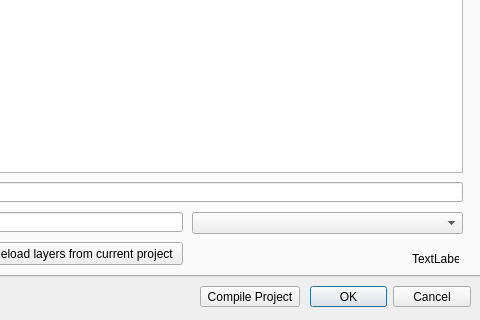
The window that potreecraft_dialog_base.ui (ThomasFarmer/PotreeCraft) describes before a commit, drawn with Qt 5; both pictures show x 400 to 880 and y 194 to 514 of the 880 by 514 pixel window.
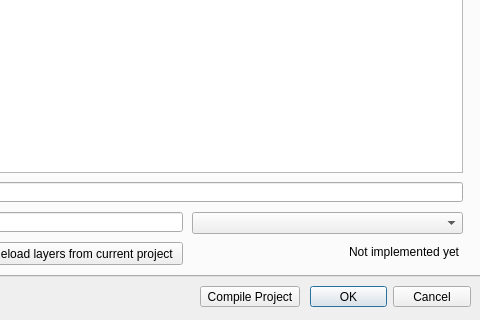
The same window after the commit. The open tabs and pages were chosen to show the change.

```diff
--- a/potreecraft_dialog_base.ui
+++ b/potreecraft_dialog_base.ui
@@ -611,17 +611,20 @@
     <widget class="QLabel" name="layerInfoLabel">
      <property name="geometry">
       <rect>
-       <x>810</x>
-       <y>410</y>
-       <width>47</width>
-       <height>13</height>
+       <x>606</x>
+       <y>400</y>
+       <width>251</width>
+       <height>20</height>
       </rect>
      </property>
      <property name="layoutDirection">
       <enum>Qt::RightToLeft</enum>
      </property>
      <property name="text">
-      <string>TextLabel</string>
+      <string>Not implemented yet</string>
+     </property>
+     <property name="alignment">
+      <set>Qt::AlignRight|Qt::AlignTrailing|Qt::AlignVCenter</set>
      </property>
     </widget>
     <widget class="QLineEdit" name="potreeVectorBameLineEdit">
```
Left out of the diff: 2 changed lines with no effect on the pictures.
